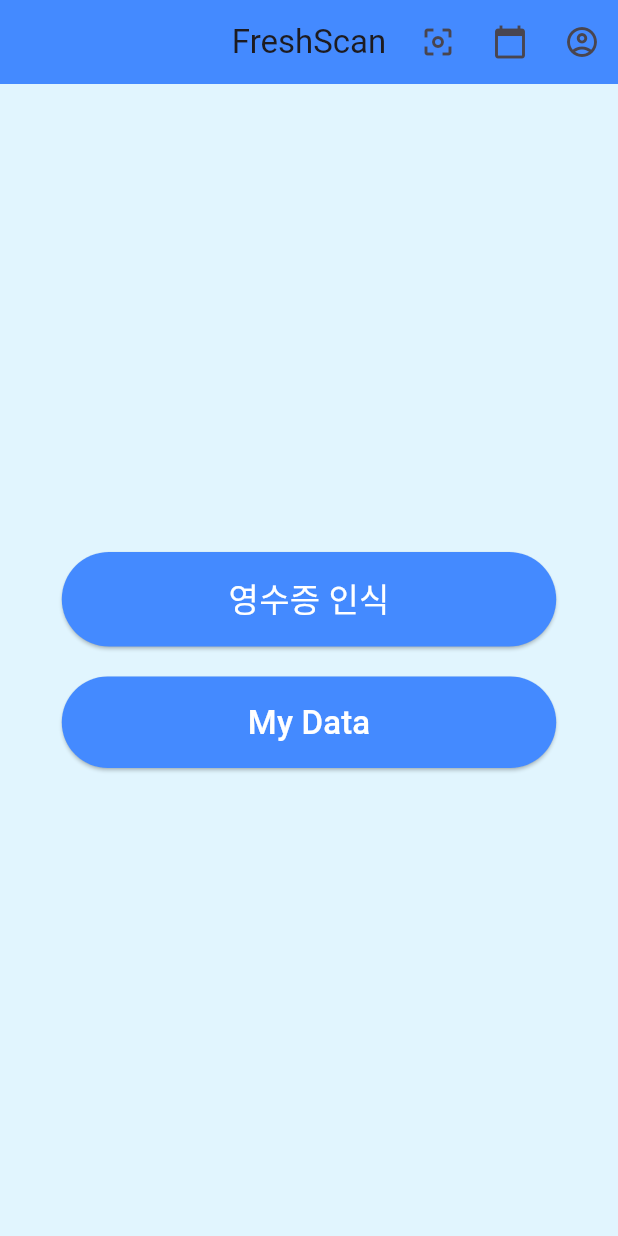
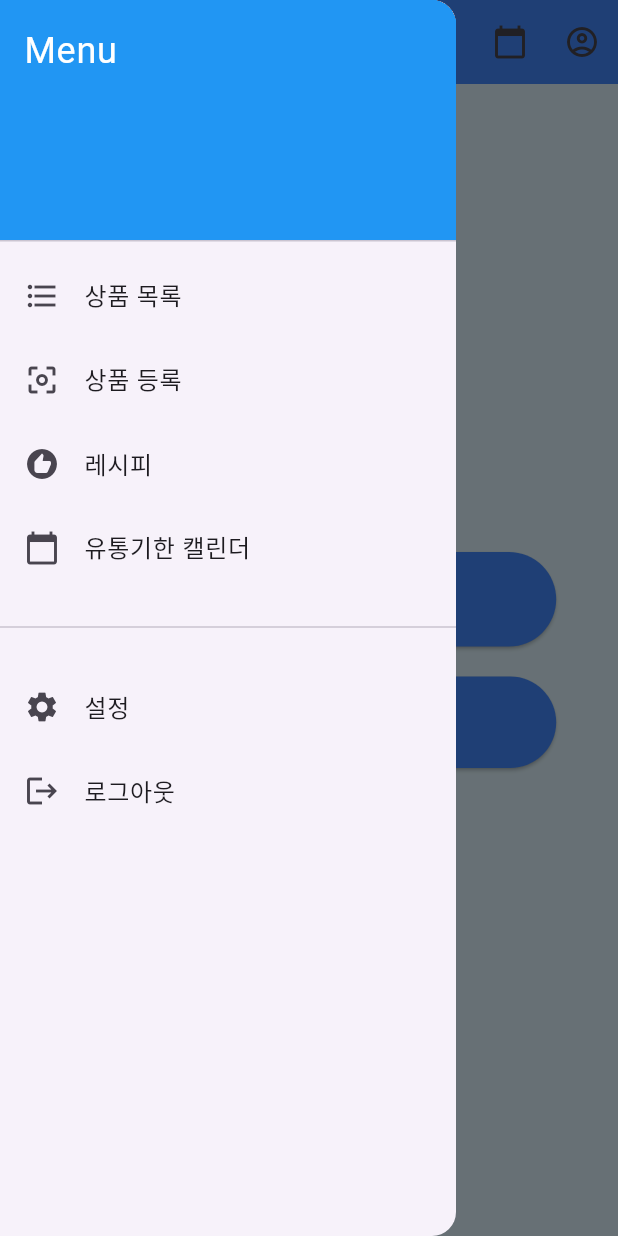
Before and after one commit to KyungbinKo/FreshScan, a Flutter app: the screen it shows after launch, with the side drawer open (before the commit the screen has no drawer), on a phone screen of 412 x 824 dp. Run offline on Flutter 3.47's test engine with Material 3 defaults, Android fonts, the phone set to English and light mode, and no system bars; our stand-ins replace image_picker, sqflite, table_calendar; missing offline and left inert: google_ml_kit, mobile_scanner; accounts and stored records are empty.

```diff
--- a/lib/calendar_screen.dart
+++ b/lib/calendar_screen.dart
@@ -1,6 +1,7 @@
 // calender_screen.dart
 import 'package:flutter/material.dart';
 import 'package:table_calendar/table_calendar.dart';
+import 'database_functions.dart';
 
 class CalendarScreen extends StatefulWidget {
   @override
@@ -18,6 +19,7 @@
     DateTime(2024, 11, 21): ['예시3', '예시4'],
     DateTime(2024, 11, 22): ['예시5'],
   };
+
 
   List<String> _getEventsForDay(DateTime day) {
     return _events[DateTime(day.year, day.month, day.day)] ?? [];
--- a/lib/main.dart
+++ b/lib/main.dart
@@ -94,7 +94,75 @@
             onPressed: () {},
           ),
         ],
-        centerTitle: true,
+        centerTitle: false,
+      ),
+      drawer: Drawer(
+        child: ListView(
+          padding: EdgeInsets.zero,
+          children: <Widget>[
+            // Drawer의 상단 부분 (헤더)
+            DrawerHeader(
+              decoration: BoxDecoration(
+                color: Colors.blue,
+              ),
+              child: Text(
+                'Menu',
+                style: TextStyle(
+                  color: Colors.white,
+                  fontSize: 24,
+                ),
+              ),
+            ),
+            // Drawer의 리스트 아이템들
+            ListTile(
+              leading: Icon(Icons.format_list_bulleted),
+              title: Text('상품 목록'),
+              onTap: () async {
+              // 'My Data' 버튼을 클릭하면 데이터베이스에서 데이터를 가져와 화면 전환
+              List<Map<String, dynamic>> items = await fetchDataFromDatabase();
+              Navigator.push(
+                context,
+                MaterialPageRoute(
+                  builder: (context) => DataScreen(items: items),
+                ),
+              );
+            }
+            ),
+            ListTile(
+              leading: Icon(Icons.center_focus_weak),
+              title: Text('상품 등록'),
+              onTap: () {},
+            ),
+            ListTile(
+              leading: Icon(Icons.recommend),
+              title: Text('레시피'),
+              onTap: () {},
+            ),
+            ListTile(
+              leading: Icon(Icons.calendar_today),
+              title: Text('유통기한 캘린더'),
+              onTap: () {
+                Navigator.push(
+                  context,
+                  MaterialPageRoute(builder: (context) => CalendarScreen()),
+                );
+              },
+            ),
+            const Divider(height:50),
+            ListTile(
+              leading: Icon(Icons.settings),
+              title: Text('설정'),
+              onTap: () {},
+            ),
+            ListTile(
+              leading: Icon(Icons.logout),
+              title: Text('로그아웃'),
+              onTap: () {
+                // Logout을 눌렀을 때의 동작
+              },
+            ),
+          ],
+        ),
       ),
       body: Center(
         child: Column(
--- a/pubspec.yaml
+++ b/pubspec.yaml
@@ -44,6 +44,7 @@
   intl: ^0.17.0
   ffi: ^2.1.3
   table_calendar: ^3.0.8
+  io: ^1.0.4
 
 dev_dependencies:
   flutter_test:
```
Also changed, not shown: lib/data_screen.dart (+109 -3 lines), lib/database_functions.dart (+21 -0 lines), pubspec.lock.
